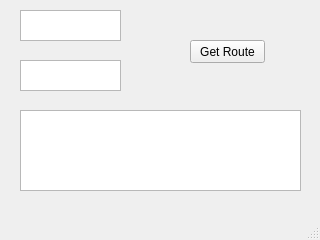
Before: the Qt Designer form ERUI.ui in Giruvagen/EveRoutesTest, drawn with Qt 5.
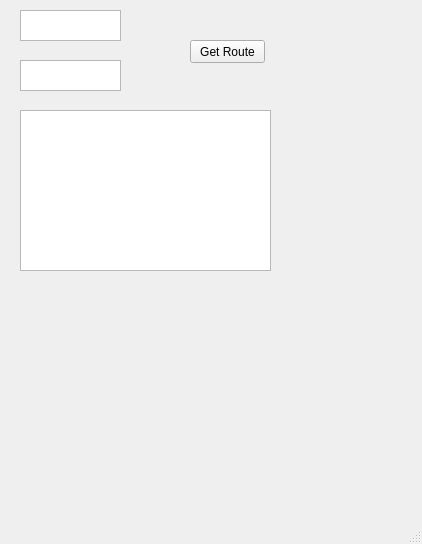
After: the same form once the commit is applied.

```diff
--- a/ERUI.ui
+++ b/ERUI.ui
@@ -6,8 +6,8 @@
    <rect>
     <x>0</x>
     <y>0</y>
-    <width>320</width>
-    <height>240</height>
+    <width>422</width>
+    <height>544</height>
    </rect>
   </property>
   <property name="windowTitle">
@@ -39,8 +39,8 @@
      <rect>
       <x>20</x>
       <y>110</y>
-      <width>281</width>
-      <height>81</height>
+      <width>251</width>
+      <height>161</height>
      </rect>
     </property>
    </widget>
```
Left out of the diff: 2 changed lines with no effect on the pictures.
